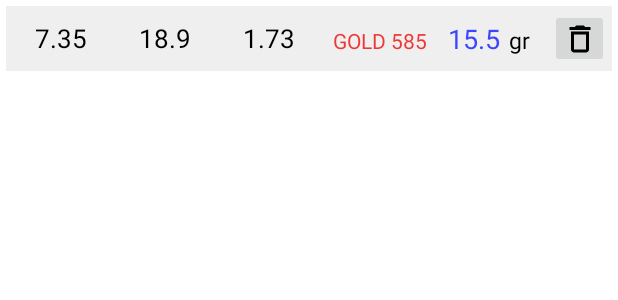
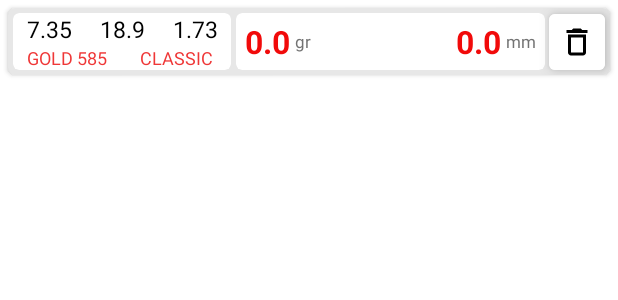
Before and after one commit to EugeneGladchuk/weight, an Android app: the layout item_ring_result.xml on its own in the app's theme, with its tools: preview values and no code run, on a phone screen of 412 x 824 dp. Shown: the top 300 px of the screen. Run offline under Robolectric (Android 15) with nearby library versions, the phone set to English and light mode, and no system bars.

Commit message:
отредактировал макеты

```diff
--- a/app/src/main/java/com/example/weightofring/ui/fragments/gem_fragment/CalculateGemFragment.kt
+++ b/app/src/main/java/com/example/weightofring/ui/fragments/gem_fragment/CalculateGemFragment.kt
@@ -134,7 +134,7 @@ class CalculateGemFragment : Fragment() {
         }
 
         binding.buttonResultGem.setOnClickListener {
-            viewModel.calculate()
+            viewModel.onButtonResultClicked()
         }
     }
 
--- a/app/src/main/res/layout/item_ring_result.xml
+++ b/app/src/main/res/layout/item_ring_result.xml
@@ -1,106 +1,210 @@
 <?xml version="1.0" encoding="utf-8"?>
-<androidx.constraintlayout.widget.ConstraintLayout xmlns:android="http://schemas.android.com/apk/res/android"
+
+<androidx.cardview.widget.CardView
+    xmlns:android="http://schemas.android.com/apk/res/android"
     xmlns:app="http://schemas.android.com/apk/res-auto"
     xmlns:tools="http://schemas.android.com/tools"
     android:layout_width="match_parent"
     android:layout_height="wrap_content"
-    android:padding="2dp"
-    android:background="#EFEFEF"
-    android:layout_marginStart="4dp"
-    android:layout_marginEnd="4dp"
-    android:layout_marginTop="4dp">
+    app:cardBackgroundColor="@color/card_view"
+    app:cardCornerRadius="5dp"
+    android:elevation="0dp"
+    android:layout_marginStart="5dp"
+    android:layout_marginEnd="5dp"
+    android:layout_marginTop="5dp">
+
+    <androidx.constraintlayout.widget.ConstraintLayout
+
+        android:layout_width="match_parent"
+        android:layout_height="wrap_content">
 
         <LinearLayout
+            android:id="@+id/linearLayoutBase"
             android:layout_width="0dp"
             android:layout_height="wrap_content"
+            android:orientation="horizontal"
             app:layout_constraintBottom_toBottomOf="parent"
-        app:layout_constraintEnd_toStartOf="@+id/imageButton"
+            app:layout_constraintEnd_toStartOf="@+id/cardView"
             app:layout_constraintStart_toStartOf="parent"
             app:layout_constraintTop_toTopOf="parent">
 
+            <androidx.cardview.widget.CardView
+                android:id="@+id/cardViewParameters"
+                android:layout_width="match_parent"
+                android:layout_height="match_parent"
+                android:layout_marginStart="3dp"
+                android:layout_marginTop="3dp"
+                android:layout_marginBottom="3dp"
+                android:layout_weight="1"
+                app:cardCornerRadius="4dp"
+                app:cardElevation="0dp">
+
                 <LinearLayout
-            android:layout_width="0dp"
+                    android:layout_width="match_parent"
                     android:layout_height="wrap_content"
-            android:layout_weight="1.1">
+                    android:orientation="vertical">
+
+                    <LinearLayout
+                        android:layout_width="match_parent"
+                        android:layout_height="wrap_content"
+                        android:layout_weight="1"
+                        app:layout_constraintStart_toStartOf="parent"
+                        app:layout_constraintTop_toTopOf="parent">
 
                         <TextView
                             android:id="@+id/ringWidthResult"
-                android:layout_width="0dp"
+                            android:layout_width="match_parent"
                             android:layout_height="wrap_content"
                             android:layout_weight="1"
                             android:gravity="center"
                             android:textColor="@color/black"
-                android:textSize="17sp"
+                            android:textSize="15sp"
                             tools:text="7.35" />
 
                         <TextView
                             android:id="@+id/ringSizeResult"
-                android:layout_width="0dp"
+                            android:layout_width="match_parent"
                             android:layout_height="wrap_content"
                             android:layout_weight="1"
                             android:gravity="center"
                             android:textColor="@color/black"
-                android:textSize="17sp"
+                            android:textSize="15sp"
                             tools:text="18.9" />
 
                         <TextView
                             android:id="@+id/ringThicknessResult"
-                android:layout_width="0dp"
+                            android:layout_width="match_parent"
                             android:layout_height="wrap_content"
                             android:layout_weight="1"
                             android:gravity="center"
                             android:textColor="@color/black"
-                android:textSize="17sp"
+                            android:textSize="15sp"
                             tools:text="1.73" />
 
                     </LinearLayout>
 
                     <LinearLayout
-            android:layout_width="0dp"
+                        android:layout_width="match_parent"
                         android:layout_height="wrap_content"
-            android:layout_weight="0.8">
+                        android:layout_weight="1">
 
                         <TextView
                             android:id="@+id/typeMetal"
-                android:layout_width="0dp"
+                            android:layout_width="match_parent"
                             android:layout_height="wrap_content"
-                android:layout_weight="1.5"
+                            android:layout_weight="1"
                             android:gravity="center"
                             android:textColor="#EF3737"
-                android:textSize="14sp"
+                            android:textSize="12sp"
                             tools:text="GOLD 585" />
 
                         <TextView
-                android:id="@+id/resultInList"
-                android:layout_width="0dp"
+                            android:id="@+id/typeRing"
+                            android:layout_width="match_parent"
                             android:layout_height="wrap_content"
-                android:layout_weight="0.9"
+                            android:layout_weight="1"
                             android:gravity="center"
-                android:textColor="#3C46FF"
-                android:textSize="18sp"
-                tools:text="15.5" />
-
-            <TextView
-                android:id="@+id/gram"
-                android:layout_width="0dp"
-                android:layout_height="wrap_content"
-                android:layout_weight="0.5"
-                android:gravity="start"
-                android:text="@string/gram"
-                android:textColor="@color/black"
-                android:textSize="15sp" />
+                            android:textColor="#EF3737"
+                            android:textSize="12sp"
+                            tools:text="CLASSIC" />
 
                     </LinearLayout>
 
                 </LinearLayout>
 
+            </androidx.cardview.widget.CardView>
+
+            <androidx.cardview.widget.CardView
+                android:layout_width="match_parent"
+                android:layout_height="match_parent"
+                android:layout_margin="3dp"
+                android:layout_weight="0.7"
+                app:cardCornerRadius="4dp"
+                app:cardElevation="0dp">
+
+                <androidx.constraintlayout.widget.ConstraintLayout
+                    android:layout_width="match_parent"
+                    android:layout_height="match_parent">
+
+                    <TextView
+                        android:id="@+id/resultInList"
+                        android:layout_width="wrap_content"
+                        android:layout_height="wrap_content"
+                        android:layout_marginStart="6dp"
+                        android:text="0.0"
+                        android:textAlignment="center"
+                        android:textColor="#F10A0A"
+                        android:textSize="21sp"
+                        android:textStyle="bold"
+                        app:layout_constraintBottom_toBottomOf="parent"
+                        app:layout_constraintStart_toStartOf="parent"
+                        app:layout_constraintTop_toTopOf="parent" />
+
+                    <TextView
+                        android:id="@+id/textViewGram"
+                        android:layout_width="wrap_content"
+                        android:layout_height="wrap_content"
+                        android:layout_marginStart="3dp"
+                        android:gravity="center"
+                        android:text="gr"
+                        android:textColor="@color/active_button"
+                        android:textSize="11sp"
+                        app:layout_constraintBottom_toBottomOf="@+id/resultInList"
+                        app:layout_constraintStart_toEndOf="@+id/resultInList"
+                        app:layout_constraintTop_toTopOf="@id/resultInList" />
+
+                    <TextView
+                        android:id="@+id/textViewLengthBase"
+                        android:layout_width="wrap_content"
+                        android:layout_height="wrap_content"
+                        android:layout_marginEnd="3dp"
+                        android:text="0.0"
+                        android:textAlignment="center"
+                        android:textColor="#F10A0A"
+                        android:textSize="21sp"
+                        android:textStyle="bold"
+                        app:layout_constraintBottom_toBottomOf="@+id/resultInList"
+                        app:layout_constraintEnd_toStartOf="@+id/textView5" />
+
+                    <TextView
+                        android:id="@+id/textView5"
+                        android:layout_width="wrap_content"
+                        android:layout_height="wrap_content"
+                        android:layout_marginEnd="6dp"
+                        android:text="mm"
+                        android:textColor="@color/active_button"
+                        android:textSize="11sp"
+                        app:layout_constraintBottom_toBottomOf="@+id/textViewLengthBase"
+                        app:layout_constraintEnd_toEndOf="parent"
+                        app:layout_constraintTop_toTopOf="@+id/textViewLengthBase" />
+
+                </androidx.constraintlayout.widget.ConstraintLayout>
+
+            </androidx.cardview.widget.CardView>
+
+        </LinearLayout>
+
+        <androidx.cardview.widget.CardView
+            android:id="@+id/cardView"
+            android:layout_width="wrap_content"
+            android:layout_height="wrap_content"
+            android:layout_margin="3dp"
+            android:layout_weight="0.7"
+            app:cardCornerRadius="4dp"
+            app:cardElevation="6dp"
+            app:layout_constraintBottom_toBottomOf="parent"
+            app:layout_constraintEnd_toEndOf="parent"
+            app:layout_constraintTop_toTopOf="parent">
+
             <ImageButton
                 android:id="@+id/imageButton"
-        android:layout_width="39dp"
-        android:layout_height="39dp"
-        android:src="@drawable/ic_baseline_delete_outline_24"
-        app:layout_constraintBottom_toBottomOf="parent"
-        app:layout_constraintEnd_toEndOf="parent"
-        app:layout_constraintTop_toTopOf="parent" />
+                android:layout_width="37dp"
+                android:layout_height="37dp"
+                android:background="@color/white"
+                android:src="@drawable/ic_baseline_delete_outline_24" />
+
+        </androidx.cardview.widget.CardView>
 
     </androidx.constraintlayout.widget.ConstraintLayout>
+
+</androidx.cardview.widget.CardView>
```
Also changed, not shown: app/src/main/java/com/example/weightofring/domain/use_case/CalculateGemWeightUseCase.kt (added, +33 -0 lines), app/src/main/java/com/example/weightofring/ui/fragments/gem_fragment/CalculateGemViewModel.kt (+30 -34 lines), app/src/main/java/com/example/weightofring/ui/fragments/ring_fragment/RingResultListAdapter.kt (+9 -5 lines), app/src/main/res/layout/fragment_ring_list_result.xml (+9 -6 lines). Lines whose indentation alone changed are shown as unchanged.
